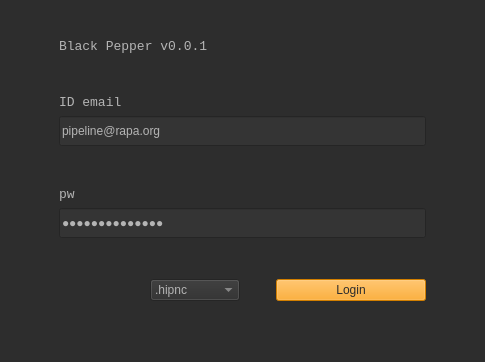
NetflixVFX-Ac/BlackPepper, file python/BlackPepper/ui/mvc_login_3.ui: the form before one commit.
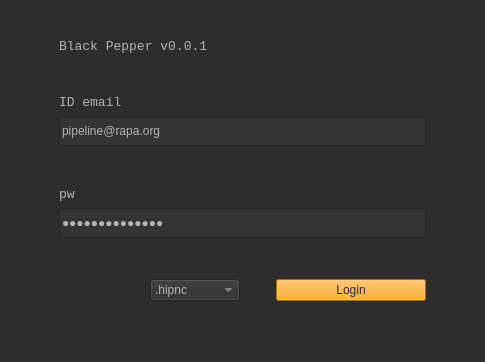
The form after the commit.

Patch:
```diff
--- a/python/BlackPepper/ui/mvc_login_3.ui
+++ b/python/BlackPepper/ui/mvc_login_3.ui
@@ -3,7 +3,7 @@
  <class>MainWindow</class>
  <widget class="QMainWindow" name="MainWindow">
   <property name="enabled">
-   <bool>false</bool>
+   <bool>true</bool>
   </property>
   <property name="geometry">
    <rect>
@@ -31,7 +31,7 @@
   </property>
   <widget class="QWidget" name="centralwidget">
    <property name="enabled">
-    <bool>false</bool>
+    <bool>true</bool>
    </property>
    <property name="styleSheet">
     <string notr="true"/>
```
Left out of the diff: 2 changed lines with no effect on the pictures.
